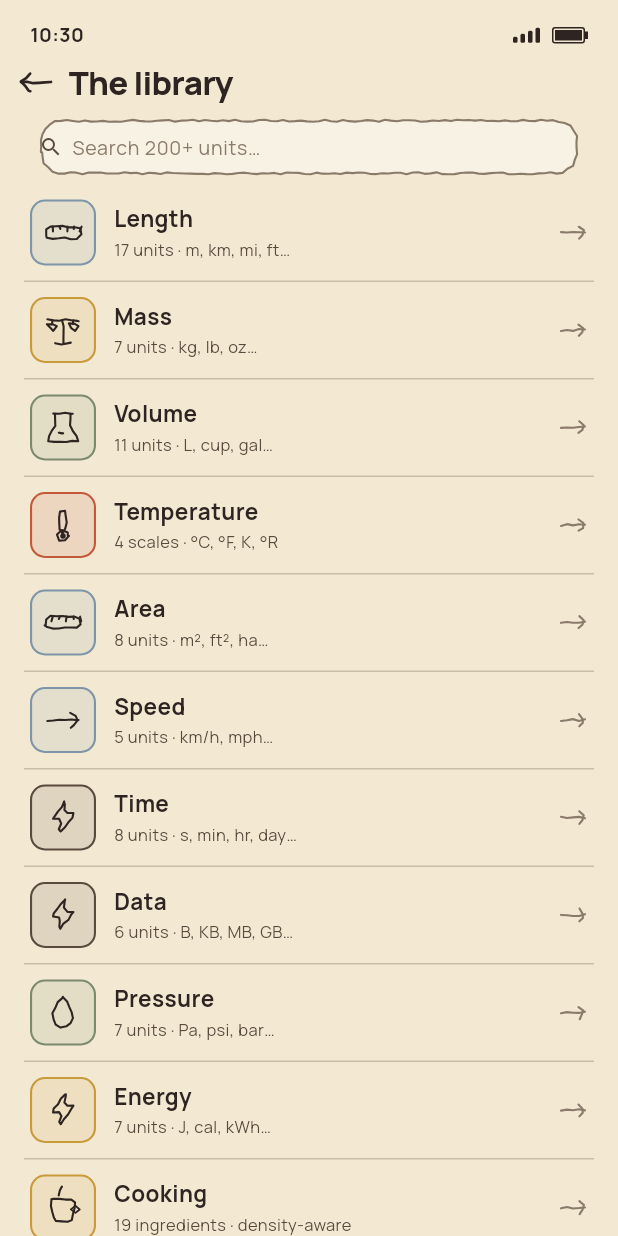
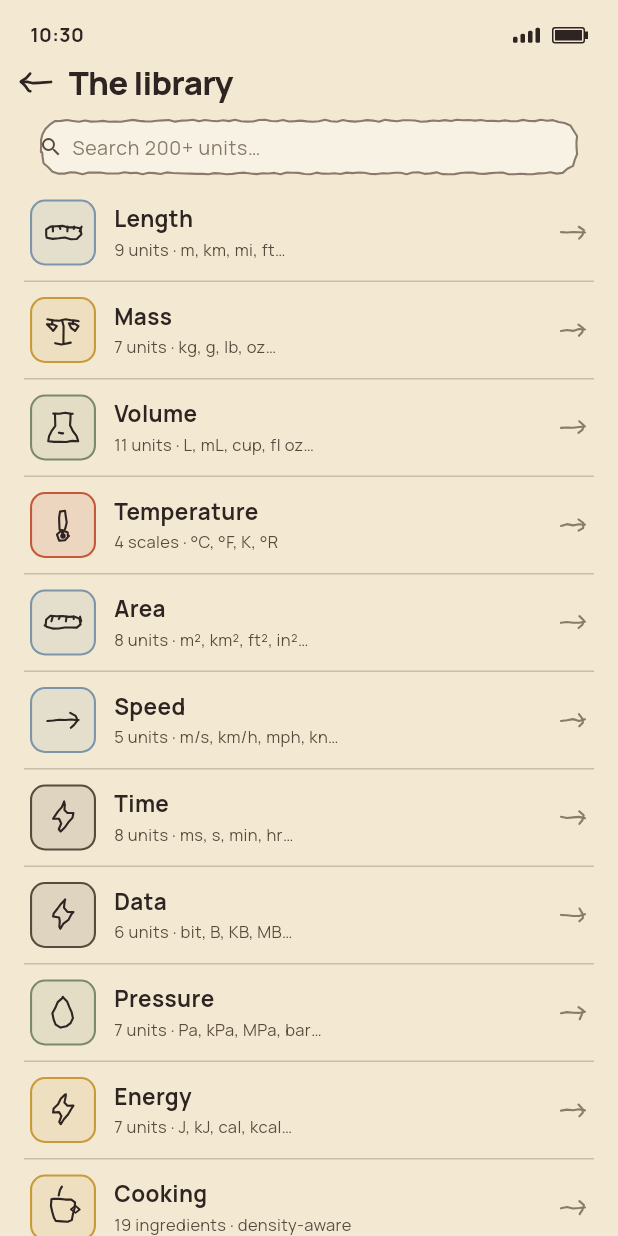
Before and after one commit to Sheokand-Amandeep/smidge, a Flutter app: the ScrLibrary widget shown alone on an empty page, opened directly with empty values, on a phone screen of 412 x 824 dp. Run offline on Flutter 3.47's test engine with Material 3 defaults, Android fonts, the phone set to English and light mode, and no system bars; our stand-ins replace google_fonts, shared_preferences; accounts and stored records are empty.

Commit message:
Issue Fix : Library: Length category shows '17 units' but only 9 exist #6

```diff
--- a/flutter_app/lib/screens/library.dart
+++ b/flutter_app/lib/screens/library.dart
@@ -19,23 +19,6 @@ class ScrLibrary extends StatefulWidget {
 class _ScrLibraryState extends State<ScrLibrary> {
   String _search = '';
 
-  static const _cats = [
-    ['length', DoodleKind.ruler, C.sky, '17 units · m, km, mi, ft…'],
-    ['mass', DoodleKind.scale, C.mustard, '7 units · kg, lb, oz…'],
-    ['volume', DoodleKind.beaker, C.sage, '11 units · L, cup, gal…'],
-    ['temperature', DoodleKind.therm, C.terra, '4 scales · °C, °F, K, °R'],
-    ['area', DoodleKind.ruler, C.sky, '8 units · m², ft², ha…'],
-    ['speed', DoodleKind.arrow, C.sky, '5 units · km/h, mph…'],
-    ['time', DoodleKind.bolt, C.inkSoft, '8 units · s, min, hr, day…'],
-    ['data', DoodleKind.bolt, C.inkSoft, '6 units · B, KB, MB, GB…'],
-    ['pressure', DoodleKind.drop, C.sage, '7 units · Pa, psi, bar…'],
-    ['energy', DoodleKind.bolt, C.mustard, '7 units · J, cal, kWh…'],
-    ['cooking', DoodleKind.cup, C.mustard, '19 ingredients · density-aware'],
-    ['medical', DoodleKind.heart, C.terra, 'Glucose · clinical ranges'],
-    ['trades', DoodleKind.saw, C.sky, 'Compound ft-in-fraction'],
-    ['currency', DoodleKind.globe, C.sage, '14 currencies · static rates'],
-  ];
-
   String _displayName(String id) {
     final cat = kCategories[id];
     if (cat != null) return cat.name;
@@ -44,9 +27,24 @@ class _ScrLibraryState extends State<ScrLibrary> {
 
   @override
   Widget build(BuildContext context) {
+    final cats = [
+      ...kCategories.values.map((cat) {
+        final count = cat.units.length;
+        final unitWord = cat.id == 'temperature' ? 'scales' : 'units';
+        final symbols = cat.units.values.map((u) => u.sym).take(4).join(', ');
+        final suffix = cat.units.length > 4 ? '…' : '';
+        return [cat.id,cat.icon,cat.color,'$count $unitWord · $symbols$suffix',];
+      }),
+
+      const ['cooking',DoodleKind.cup,C.mustard,'19 ingredients · density-aware'],
+      const ['medical', DoodleKind.heart, C.terra, 'Glucose · clinical ranges'],
+      const ['trades', DoodleKind.saw, C.sky, 'Compound ft-in-fraction'],
+      const ['currency', DoodleKind.globe, C.sage,'14 currencies · static rates'],
+    ];
+
     final filtered = _search.isEmpty
-        ? _cats
-        : _cats.where((c) {
+        ? cats
+        : cats.where((c) {
             final id = c[0] as String;
             final name = _displayName(id);
             final desc = c[3] as String;
--- a/flutter_app/lib/screens/onboarding.dart
+++ b/flutter_app/lib/screens/onboarding.dart
@@ -395,7 +395,7 @@ class ScrPref extends StatelessWidget {
                     child: GestureDetector(
                       onTap: () => onChange(o[0] as String),
                       child: SkBox(
-                        height: 64,
+                        height: 68,
                         padding: const EdgeInsets.all(14),
                         stroke: on ? C.terra : C.inkSoft,
                         fill: on ? C.terra.withValues(alpha: 0.07) : null,
```
